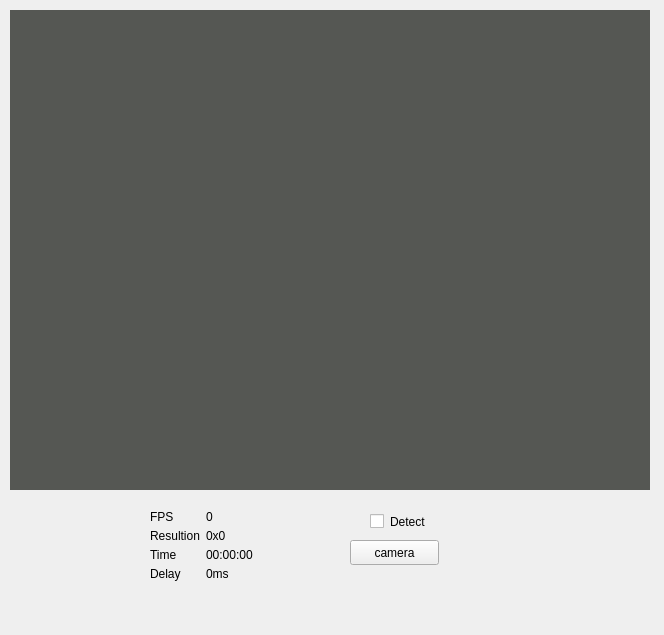
Old version of the form example/example/untitled.ui in the repository U07157135/ROS2-with-YOLOv5.
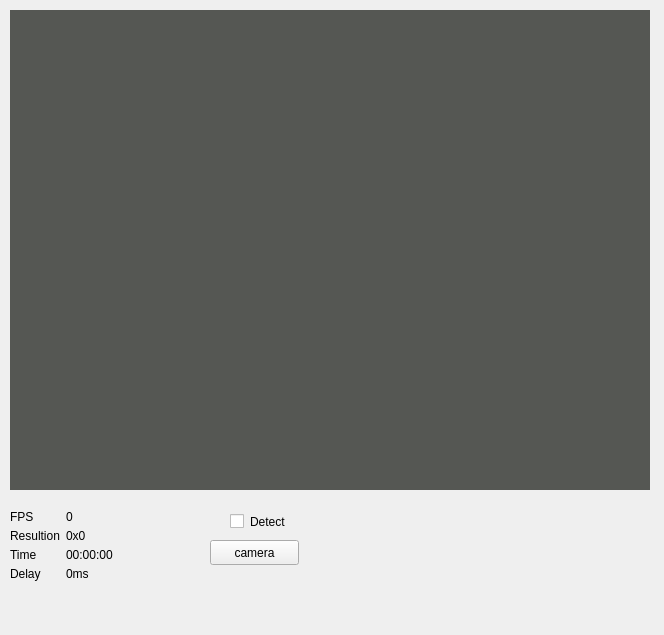
New version of the form.

Commit message: 2022/05/11 新增3D模組的檔案 修改UI介面一些項目

The edit to the form file:
```diff
--- a/example/example/untitled.ui
+++ b/example/example/untitled.ui
@@ -24,7 +24,7 @@
    <widget class="QPushButton" name="camera_btn">
     <property name="geometry">
      <rect>
-      <x>350</x>
+      <x>210</x>
       <y>540</y>
       <width>89</width>
       <height>25</height>
@@ -37,7 +37,7 @@
    <widget class="QCheckBox" name="detect_checkbox">
     <property name="geometry">
      <rect>
-      <x>370</x>
+      <x>230</x>
       <y>510</y>
       <width>92</width>
       <height>23</height>
@@ -72,7 +72,7 @@
    <widget class="QWidget" name="formLayoutWidget">
     <property name="geometry">
      <rect>
-      <x>150</x>
+      <x>10</x>
       <y>510</y>
       <width>160</width>
       <height>71</height>
```
Left out of the diff: 2 changed lines with no effect on the pictures. The commit also changes 2 other files.
